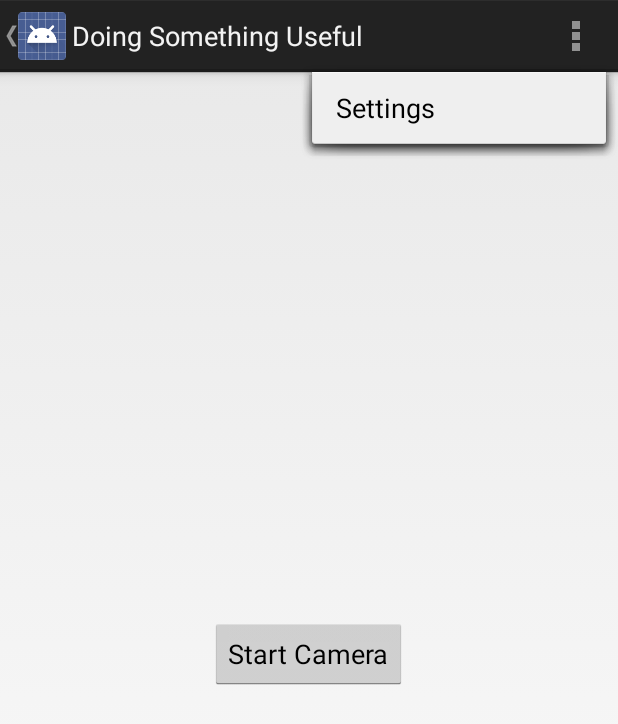
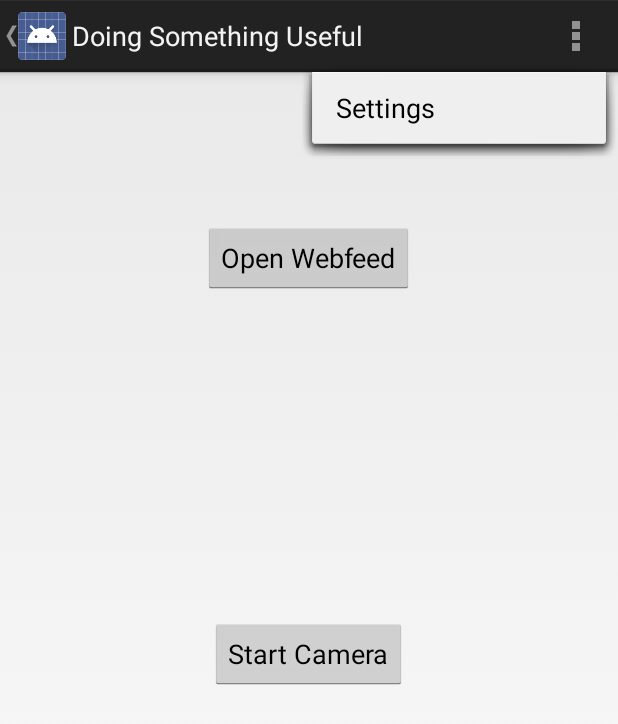
Before and after one commit to SuperCoolYCHackTeam/DoingSomethingUseful, an Android app: the screen it shows after launch (MainActivity), with the options menu open, on a phone screen of 412 x 824 dp. Shown: the top 724 px of the screen. Run offline under Robolectric (Android 15) with nearby library versions, the phone set to English and light mode, and no system bars; 2 statements that could not run were skipped.

Commit message:
adds webfeed to load images from url

```diff
--- a/mobile/src/main/AndroidManifest.xml
+++ b/mobile/src/main/AndroidManifest.xml
@@ -8,6 +8,7 @@
     <uses-permission android:name="android.permission.WRITE_EXTERNAL_STORAGE" />
     <uses-permission android:name="android.permission.RECORD_AUDIO" />
     <uses-permission android:name="android.permission.ACCESS_FINE_LOCATION" />
+    <uses-permission android:name="android.permission.INTERNET"/>
 
     <application
         android:allowBackup="true"
@@ -32,6 +33,11 @@
             android:name=".CameraActivity"
             android:label="@string/title_activity_camera" >
         </activity>
+        <activity
+            android:name=".WebFeedActivity">
+
+        </activity>
+
     </application>
 
 </manifest>
--- a/mobile/src/main/java/com/ychack/doingsomethinguseful/CameraFragment.java
+++ b/mobile/src/main/java/com/ychack/doingsomethinguseful/CameraFragment.java
@@ -44,6 +44,13 @@ public class CameraFragment extends Fragment {
                 startActivity(new Intent(CameraFragment.this.getActivity(), CameraActivity.class));
             }
         });
+
+        Button button2 = (Button) v.findViewById(R.id.webButton);
+        button2.setOnClickListener(new View.OnClickListener(){
+            public void onClick(View v) {
+                startActivity(new Intent (CameraFragment.this.getActivity(), WebFeedActivity.class));
+            }
+        });
         return v;
     }
 
--- a/mobile/src/main/res/layout/fragment_camera.xml
+++ b/mobile/src/main/res/layout/fragment_camera.xml
@@ -12,4 +12,13 @@
         android:text="Start Camera"
         android:id="@+id/cameraButton"
         android:layout_gravity="center" />
+
+    <Button
+        android:layout_width="wrap_content"
+        android:layout_height="wrap_content"
+        android:text="Open Webfeed"
+        android:id="@+id/webButton"
+        android:layout_gravity="center_horizontal|top"
+        android:layout_marginTop="100dp" />
+
 </FrameLayout>
```
Also changed, not shown: mobile/src/main/java/com/ychack/doingsomethinguseful/WebFeedActivity.java (added, +60 -0 lines), mobile/src/main/res/layout/activity_webfeed.xml (added, +21 -0 lines).
